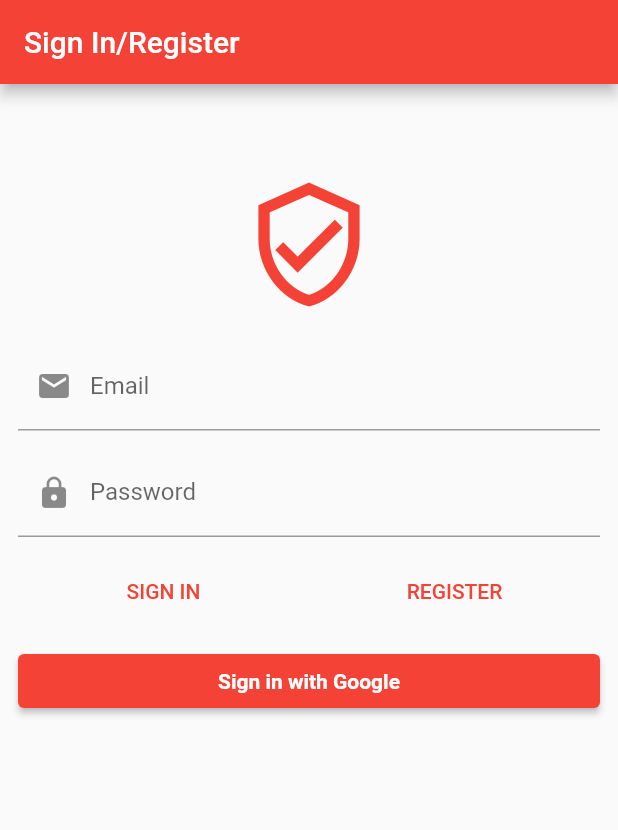
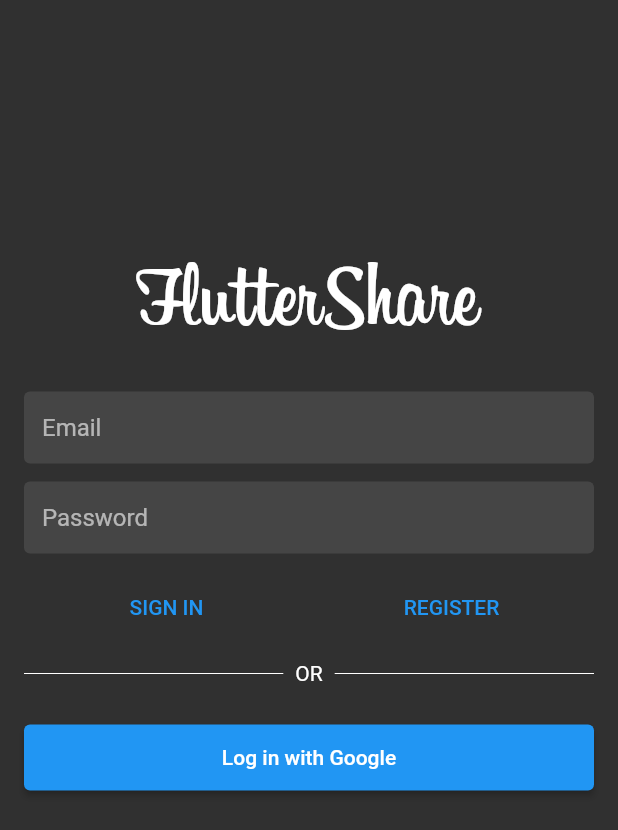
Before and after one commit to guptapriyanshu7/FlutterShare, a Flutter app: the screen it shows after launch, on a phone screen of 412 x 824 dp. Shown: the top 830 px of the screen. Run offline on Flutter 3.47's test engine with Material 2 defaults, Android fonts, the phone set to English and light mode, and no system bars; our stand-ins replace another_flushbar, auto_route, bloc, cached_network_image, cloud_firestore, dartz and 16 more; missing offline and left inert: animator; accounts and stored records are empty; generated files the repository leaves out were written again.

Commit message:
Re-design the sign_in_form
Signed-off-by: Priyanshu Gupta <guptapriyanshu71@gmail.com>

```diff
--- a/lib/main.dart
+++ b/lib/main.dart
@@ -56,10 +56,10 @@ class MyApp extends StatelessWidget {
         routerDelegate: _router.delegate(),
         title: 'FlutterShare',
         debugShowCheckedModeBanner: false,
-        theme: ThemeData(
-          colorScheme: ColorScheme.fromSwatch(primarySwatch: Colors.red)
-              .copyWith(secondary: Colors.pink[200]),
-        ),
+        theme: ThemeData.dark(
+            // colorScheme: ColorScheme.fromSwatch(primarySwatch: Colors.red)
+            //     .copyWith(secondary: Colors.pink[200]),
+            ),
       ),
     );
   }
--- a/lib/presentation/auth/sign_in_page.dart
+++ b/lib/presentation/auth/sign_in_page.dart
@@ -10,9 +10,9 @@ class SignInPage extends StatelessWidget {
   @override
   Widget build(BuildContext context) {
     return Scaffold(
-      appBar: AppBar(
-        title: const Text('Sign In/Register'),
-      ),
+      // appBar: AppBar(
+      // title: const Text('Sign In/Register'),
+      // ),
       body: BlocProvider(
         create: (_) => getIt<SignInFormBloc>(),
         child: const SignInForm(),
--- a/lib/presentation/auth/widgets/sign_in_form.dart
+++ b/lib/presentation/auth/widgets/sign_in_form.dart
@@ -52,13 +52,17 @@ class SignInForm extends StatelessWidget {
               }
             },
             child: ListView(
-              padding: const EdgeInsets.all(12),
+              padding: const EdgeInsets.all(16),
               children: [
-                const SizedBox(height: 50),
-                const Icon(
-                  Icons.verified_user_outlined,
-                  size: 90,
-                  color: Colors.red,
+                const SizedBox(height: 150),
+                const Center(
+                  child: Text(
+                    'FlutterShare',
+                    style: TextStyle(
+                      fontFamily: 'Billabong',
+                      fontSize: 60,
+                    ),
+                  ),
                 ),
                 const SizedBox(height: 20),
                 TextFormField(
@@ -66,9 +70,18 @@ class SignInForm extends StatelessWidget {
                   keyboardType: TextInputType.emailAddress,
                   autocorrect: false,
                   decoration: const InputDecoration(
-                    prefixIcon: Icon(Icons.email),
-                    labelText: 'Email',
+                    contentPadding:
+                        EdgeInsets.symmetric(horizontal: 12, vertical: 14),
+                    hintText: 'Email',
+                    filled: true,
+                    border: OutlineInputBorder(
+                      borderSide: BorderSide.none,
+                    ),
                   ),
+                  // decoration: const InputDecoration(
+                  //   // prefixIcon: Icon(Icons.email),
+                  //   labelText: 'Email',
+                  // ),
                   onChanged: (value) =>
                       signInFormBloc.add(SignInFormEvent.emailChanged(value)),
                   // validator: (_) =>
@@ -85,8 +98,13 @@ class SignInForm extends StatelessWidget {
                   autocorrect: false,
                   obscureText: true,
                   decoration: const InputDecoration(
-                    prefixIcon: Icon(Icons.lock),
-                    labelText: 'Password',
+                    hintText: 'Password',
+                    filled: true,
+                    contentPadding:
+                        EdgeInsets.symmetric(horizontal: 12, vertical: 14),
+                    border: OutlineInputBorder(
+                      borderSide: BorderSide.none,
+                    ),
                   ),
                   onChanged: (value) => signInFormBloc.add(
                     SignInFormEvent.passwordChanged(value),
@@ -107,7 +125,8 @@ class SignInForm extends StatelessWidget {
                         onPressed: () {
                           currentFocus.unfocus();
                           signInFormBloc.add(
-                            const SignInFormEvent.signInWithEmailAndPasswordPressed(),
+                            const SignInFormEvent
+                                .signInWithEmailAndPasswordPressed(),
                           );
                         },
                         child: const Text('SIGN IN'),
@@ -128,21 +147,56 @@ class SignInForm extends StatelessWidget {
                   ],
                 ),
                 const SizedBox(height: 12),
+                Row(
+                  children: [
+                    const Expanded(
+                      child: Divider(
+                        color: Colors.white,
+                        // height: 20,
+                      ),
+                    ),
+                    Container(
+                      margin: const EdgeInsets.symmetric(horizontal: 8),
+                      child: const Text('OR'),
+                    ),
+                    const Expanded(
+                      child: Divider(
+                        color: Colors.white,
+                      ),
+                    ),
+                  ],
+                ),
+                const SizedBox(height: 24),
                 ElevatedButton(
+                  style: ElevatedButton.styleFrom(
+                    padding: const EdgeInsets.symmetric(vertical: 14),
+                  ),
                   onPressed: () => signInFormBloc.add(
                     const SignInFormEvent.signInWithGooglePressed(),
                   ),
-                  child: const Text(
-                    'Sign in with Google',
-                    style: TextStyle(
-                      fontWeight: FontWeight.bold,
-                    ),
-                  ),
+                  child: state.isSubmitting
+                      ? SizedBox(
+                          height: 14,
+                          width: 14,
+                          child: Transform.scale(
+                            scale: 1.5,
+                            child: const CircularProgressIndicator(
+                              strokeWidth: 1.2,
+                              color: Colors.white,
+                            ),
+                          ),
+                        )
+                      : const Text(
+                          'Log in with Google',
+                          style: TextStyle(
+                              // fontWeight: FontWeight.bold,
+                              ),
+                        ),
                 ),
-                if (state.isSubmitting) ...[
-                  const SizedBox(height: 12),
-                  const LinearProgressIndicator(),
-                ]
+                // if (state.isSubmitting) ...[
+                //   const SizedBox(height: 12),
+                //   const LinearProgressIndicator(),
+                // ]
               ],
             ),
           ),
--- a/pubspec.yaml
+++ b/pubspec.yaml
@@ -58,3 +58,6 @@ flutter:
     - family: MyFlutterApp
       fonts:
         - asset: assets/fonts/MyFlutterApp.ttf
+    - family: Billabong
+      fonts:
+        - asset: assets/fonts/Billabong.ttf
```
Also changed, not shown: assets/fonts/Billabong.ttf (added).
